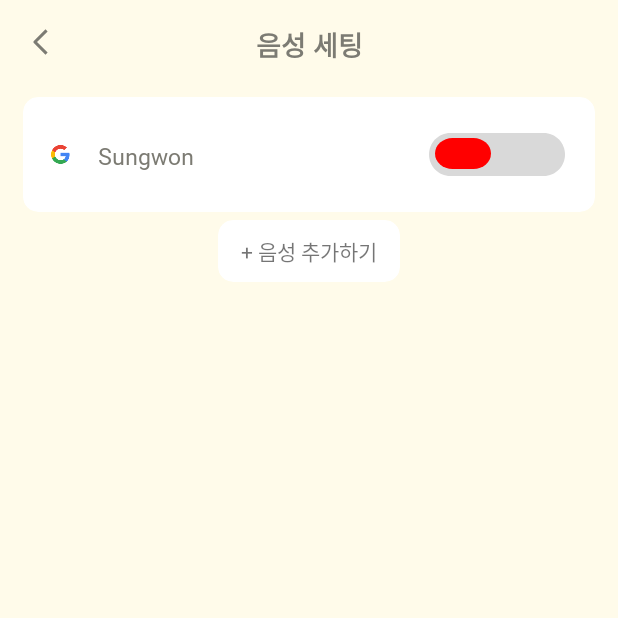
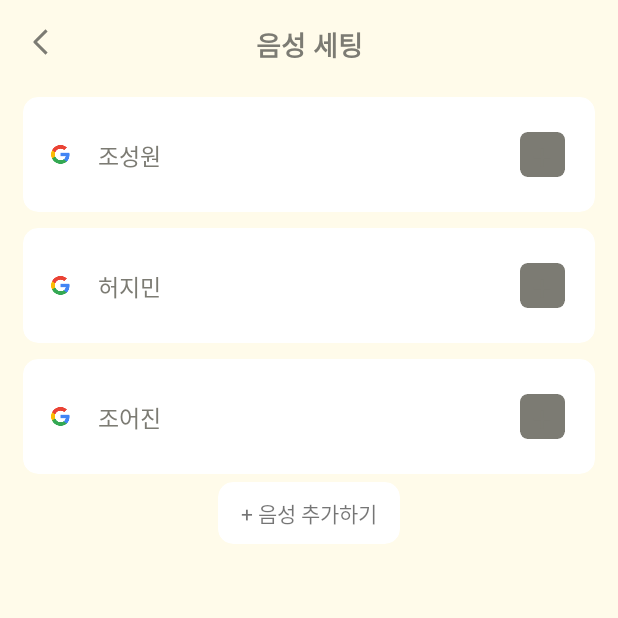
Before and after one commit to Sensible-life/MADCAMP_Cheek_to_Chick, an Android app: the fragment VoiceListFragment placed in its activity, on a phone screen of 412 x 824 dp, the top half of it. Run offline under Robolectric (Android 15) with nearby library versions, the phone set to English and light mode, and no system bars; libraries missing offline, so code that uses them is left out: com.kakao.sdk; pictures from the network do not load.

Commit message:
feat: voice selection

```diff
--- a/app/src/main/java/com/google/ar/core/examples/kotlin/helloar/book/BookPageFragment.kt
+++ b/app/src/main/java/com/google/ar/core/examples/kotlin/helloar/book/BookPageFragment.kt
@@ -18,6 +18,8 @@ import com.bumptech.glide.Glide
 import com.github.kittinunf.fuel.Fuel
 import com.github.kittinunf.result.Result
 import com.google.ar.core.examples.kotlin.helloar.R
+import com.google.ar.core.examples.kotlin.helloar.profile.SelectedVoiceData
+import com.google.ar.core.examples.kotlin.helloar.profile.VoiceData
 import kotlinx.coroutines.CoroutineScope
 import kotlinx.coroutines.Dispatchers
 import kotlinx.coroutines.launch
@@ -91,7 +93,8 @@ class BookPageFragment : Fragment() {
 
     // TTS 요청과 음성 파일 재생
     fun sendTTSRequestWithFuel(content: String) {
-        val elevenLabsUrl = "https://api.elevenlabs.io/v1/text-to-speech/gtH3Ett0fWXfaYH2VOVy/stream?output_format=mp3_22050_32"
+        val id = SelectedVoiceData.getVoiceDataList()[0].id
+        val elevenLabsUrl = "https://api.elevenlabs.io/v1/text-to-speech/$id/stream?output_format=mp3_22050_32"
         val apiKey = BuildConfig.ELEVEN_API_KEY
         val jsonData = """
         {
--- a/app/src/main/java/com/google/ar/core/examples/kotlin/helloar/profile/VoiceData.kt
+++ b/app/src/main/java/com/google/ar/core/examples/kotlin/helloar/profile/VoiceData.kt
@@ -2,7 +2,9 @@ package com.google.ar.core.examples.kotlin.helloar.profile
 
 object VoiceData {
     private val voiceList: MutableList<VoiceDto> = mutableListOf(
-        VoiceDto(1, "Sungwon", "2025-01-08", "fTFTil72L5XZs6FNuoZU", false)
+        VoiceDto(1, "조성원", "2025-01-08", "fTFTil72L5XZs6FNuoZU", false),
+        VoiceDto(1, "허지민", "2025-01-08", "FpJagWLmj4gNqTIVmtBf", false),
+        VoiceDto(1, "조어진", "2025-01-08", "7s97DhXouGuUa6wL0G5D", false),
     )
 
     fun getVoiceDataList(): MutableList<VoiceDto> {
--- a/app/src/main/java/com/google/ar/core/examples/kotlin/helloar/profile/VoiceDto.kt
+++ b/app/src/main/java/com/google/ar/core/examples/kotlin/helloar/profile/VoiceDto.kt
@@ -5,5 +5,5 @@ data class VoiceDto(
     val name: String,
     val date: String,
     val id: String,
-    val selected: Boolean
+    var selected: Boolean
 )
--- a/app/src/main/java/com/google/ar/core/examples/kotlin/helloar/profile/VoiceListAdapter.kt
+++ b/app/src/main/java/com/google/ar/core/examples/kotlin/helloar/profile/VoiceListAdapter.kt
@@ -1,10 +1,17 @@
 package com.google.ar.core.examples.kotlin.helloar.profile
 
 import android.content.Context
+import android.content.res.ColorStateList
+import android.graphics.Color
+import android.util.Log
+import android.view.Gravity
 import android.view.LayoutInflater
 import android.view.View
 import android.view.ViewGroup
+import android.widget.FrameLayout
+import android.widget.LinearLayout
 import android.widget.TextView
+import androidx.core.content.ContextCompat
 import androidx.recyclerview.widget.RecyclerView
 import com.google.ar.core.examples.kotlin.helloar.R
 
@@ -15,7 +22,6 @@ class VoiceListAdapter(private val context: Context,
     // ViewHolder 클래스
     class VoiceListViewHoler(view: View) : RecyclerView.ViewHolder(view) {
         val voice_name: TextView = view.findViewById(R.id.voice_name)
-        val made_date: TextView = view.findViewById(R.id.made_date)
     }
     // ViewHolder를 생성하는 부분
     override fun onCreateViewHolder(parent: ViewGroup, viewType: Int): VoiceListViewHoler {
@@ -27,8 +33,33 @@ class VoiceListAdapter(private val context: Context,
     override fun onBindViewHolder(holder: VoiceListViewHoler, position: Int) {
         val data = dataList[position]
         holder.voice_name.text = data.name
-        holder.made_date.text = data.date
+
+
+        val onButton = holder.itemView.findViewById<FrameLayout>(R.id.selectButton)
+        if (data.selected) {
+            onButton.backgroundTintList = ColorStateList.valueOf(ContextCompat.getColor(context, R.color.yellow))
+        }
+        else {
+            onButton.backgroundTintList = ColorStateList.valueOf(ContextCompat.getColor(context, R.color.lightBlack))
+        }
+
+        onButton.setOnClickListener {
+            data.selected = true
+
+            // 나머지 항목들을 false로 설정
+            for (item in dataList) {
+                if (item != data) {
+                    item.selected = false
+                }
+            }
+            notifyDataSetChanged()
+            SelectedVoiceData.clearVoiceData()
+            SelectedVoiceData.addVoiceItem(VoiceDto(1, data.name, data.date, data.id, data.selected))
+            val name = data.name
+            Log.d("DEBUG", "Voice has been changed to $name")
+        }
     }
+
 
     override fun getItemCount(): Int {
         return dataList.size
--- a/app/src/main/java/com/google/ar/core/examples/kotlin/helloar/profile/VoiceListFragment.kt
+++ b/app/src/main/java/com/google/ar/core/examples/kotlin/helloar/profile/VoiceListFragment.kt
@@ -2,6 +2,7 @@ package com.google.ar.core.examples.kotlin.helloar.profile
 
 import android.os.Bundle
 import android.util.Log
+import android.view.Gravity
 import android.view.LayoutInflater
 import android.view.View
 import android.view.ViewGroup
--- a/app/src/main/res/layout/screen_profile_voice_list_content.xml
+++ b/app/src/main/res/layout/screen_profile_voice_list_content.xml
@@ -44,65 +44,23 @@
 
         </LinearLayout>
 
-        <FrameLayout
-            android:layout_width="wrap_content"
-            android:layout_height="wrap_content"
-            android:layout_marginHorizontal="20dp"
-            android:layout_marginVertical="10dp"
-            android:layout_gravity="end|center_vertical">
-
-            <!-- 오른쪽으로 옮기려면 layout_gravity="end"로 설정 -->
-
-
-            <!-- 텍스트 버튼 -->
-            <LinearLayout
-                android:layout_width="match_parent"
-                android:layout_height="wrap_content"
-                android:orientation="horizontal">
-
-                <!-- 진행 중 -->
-                <ImageView
-                    android:id="@+id/btn_in_progress"
-                    android:layout_width="wrap_content"
-                    android:layout_height="wrap_content"
-                    android:gravity="center"
-                    android:fontFamily="@font/g_title_medium"
-                    android:src="@drawable/source_left"
-                    android:textColor="@color/white"
-                    android:clickable="true"
-                    android:focusable="true"/>
-
-                <!-- 진행 완료 -->
-                <ImageView
-                    android:id="@+id/btn_completed"
-                    android:layout_width="wrap_content"
-                    android:layout_height="wrap_content"
-                    android:gravity="center"
-                    android:src="@drawable/source_right"
-                    android:clickable="true"
-                    android:focusable="true"/>
-
-
-            </LinearLayout>
-
-            <LinearLayout
-                android:id="@+id/progress_btn"
+        <androidx.cardview.widget.CardView
+            android:id="@+id/selectButton"
+            android:layout_marginRight="20dp"
+            android:layout_width="30dp"
+            android:layout_height="30dp"
+            app:cardCornerRadius="5dp"
+            app:cardElevation="0dp"
+            android:backgroundTint="@color/lightBlack">
+            <TextView
                 android:layout_width="wrap_content"
                 android:layout_height="wrap_content"
-                android:background="@drawable/source_middle"
-                android:orientation="horizontal"
-                android:layout_gravity="start"
-                android:layout_marginHorizontal="4dp"
-                android:layout_marginVertical="3.5dp"
-                android:padding="2dp"
-                android:clickable="true"
-                android:focusable="true">
-            </LinearLayout>
-        </FrameLayout>
-
-        <ImageView
-            android:layout_width="wrap_content"
-            android:layout_height="wrap_content"/>
+                android:text="+"
+                android:textSize="23sp"
+                android:fontFamily="@font/g_title_bold"
+                android:textColor="@color/lightBlack"
+                android:layout_gravity="center"/>
+        </androidx.cardview.widget.CardView>
 
     </LinearLayout>
 
```
